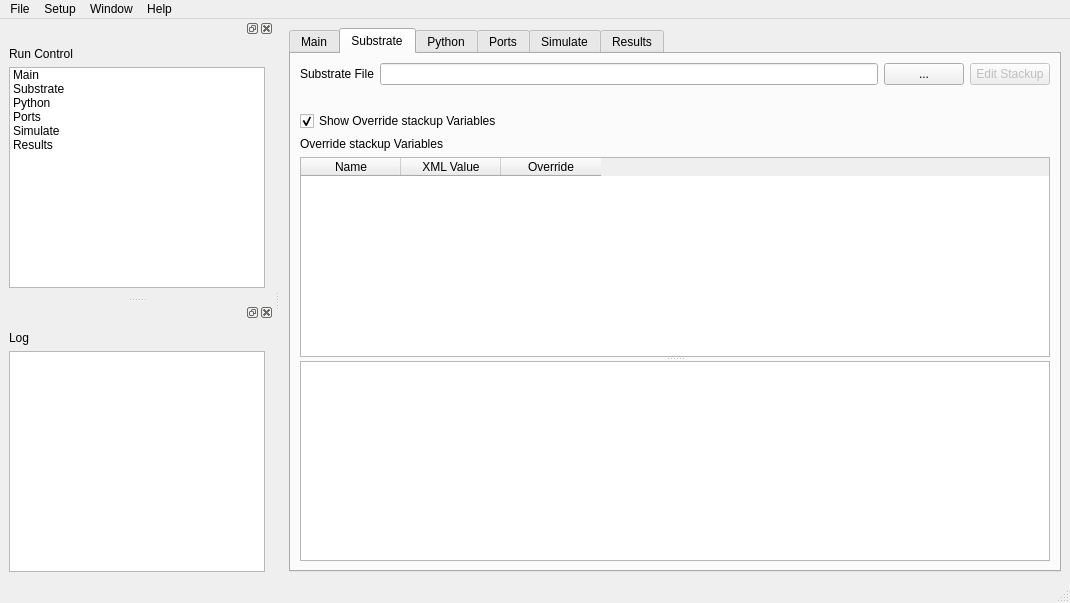
First picture: the form in src/mainwindow.ui, repository IHP-GmbH/EMStudio, before the edit.
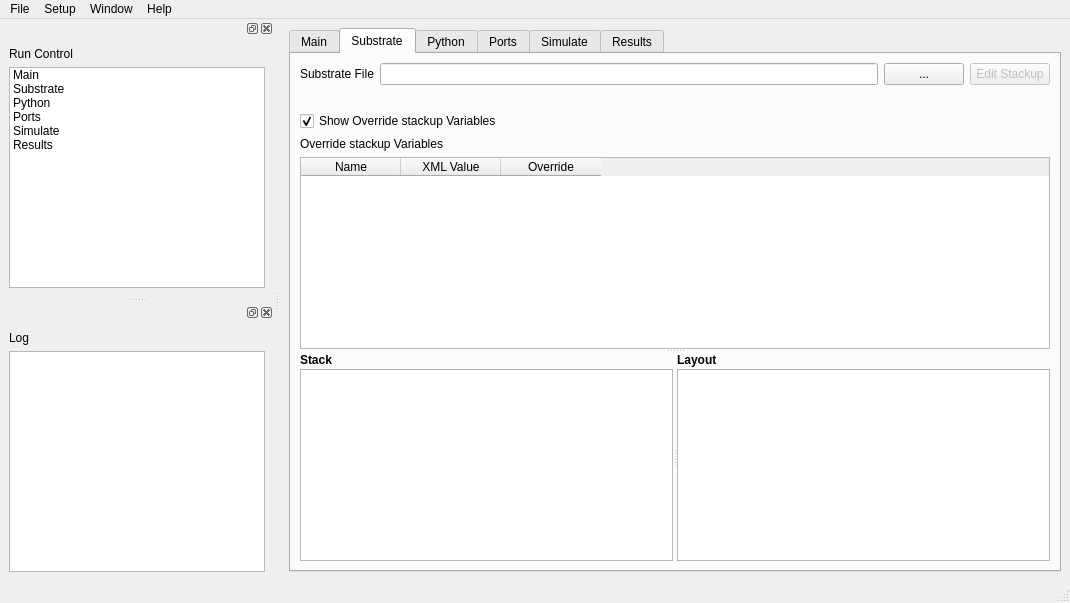
Second picture: the form after the edit. The open tabs and pages were chosen to show the change. Custom widgets are drawn as their Qt base class.

Commit message: Add Substrate-tab GDS layout preview beside the stackup view.

What changed in the file:
```diff
--- a/src/mainwindow.ui
+++ b/src/mainwindow.ui
@@ -194,7 +194,78 @@
               </item>
              </layout>
             </widget>
-            <widget class="SubstrateView" name="substrateView"/>
+            <widget class="QSplitter" name="splitterStackLayout">
+             <property name="orientation">
+              <enum>Qt::Horizontal</enum>
+             </property>
+             <property name="childrenCollapsible">
+              <bool>false</bool>
+             </property>
+             <widget class="QWidget" name="wdgStackPane" native="true">
+              <layout class="QVBoxLayout" name="verticalLayoutStackPane">
+               <property name="leftMargin">
+                <number>0</number>
+               </property>
+               <property name="topMargin">
+                <number>0</number>
+               </property>
+               <property name="rightMargin">
+                <number>0</number>
+               </property>
+               <property name="bottomMargin">
+                <number>0</number>
+               </property>
+               <property name="spacing">
+                <number>2</number>
+               </property>
+               <item>
+                <widget class="QLabel" name="lblStackTitle">
+                 <property name="text">
+                  <string>Stack</string>
+                 </property>
+                 <property name="styleSheet">
+                  <string notr="true">font-weight: bold;</string>
+                 </property>
+                </widget>
+               </item>
+               <item>
+                <widget class="SubstrateView" name="substrateView"/>
+               </item>
+              </layout>
+             </widget>
+             <widget class="QWidget" name="wdgLayoutPane" native="true">
+              <layout class="QVBoxLayout" name="verticalLayoutLayoutPane">
+               <property name="leftMargin">
+                <number>0</number>
+               </property>
+               <property name="topMargin">
+                <number>0</number>
+               </property>
+               <property name="rightMargin">
+                <number>0</number>
+               </property>
+               <property name="bottomMargin">
+                <number>0</number>
+               </property>
+               <property name="spacing">
+                <number>2</number>
+               </property>
+               <item>
+                <widget class="QLabel" name="lblLayoutTitle">
+                 <property name="text">
+                  <string>Layout</string>
+                 </property>
+                 <property name="styleSheet">
+                  <string notr="true">font-weight: bold;</string>
+                 </property>
+                </widget>
+               </item>
+               <item>
+                <widget class="LayoutView" name="layoutView"/>
+               </item>
+              </layout>
+             </widget>
+            </widget>
            </widget>
           </item>
          </layout>
@@ -621,6 +692,11 @@
    <extends>QGraphicsView</extends>
    <header>substrateview.h</header>
   </customwidget>
+  <customwidget>
+   <class>LayoutView</class>
+   <extends>QGraphicsView</extends>
+   <header>layoutview.h</header>
+  </customwidget>
   <customwidget>
    <class>PythonEditor</class>
    <extends>QTextEdit</extends>
```
The commit also changes 8 other files.
